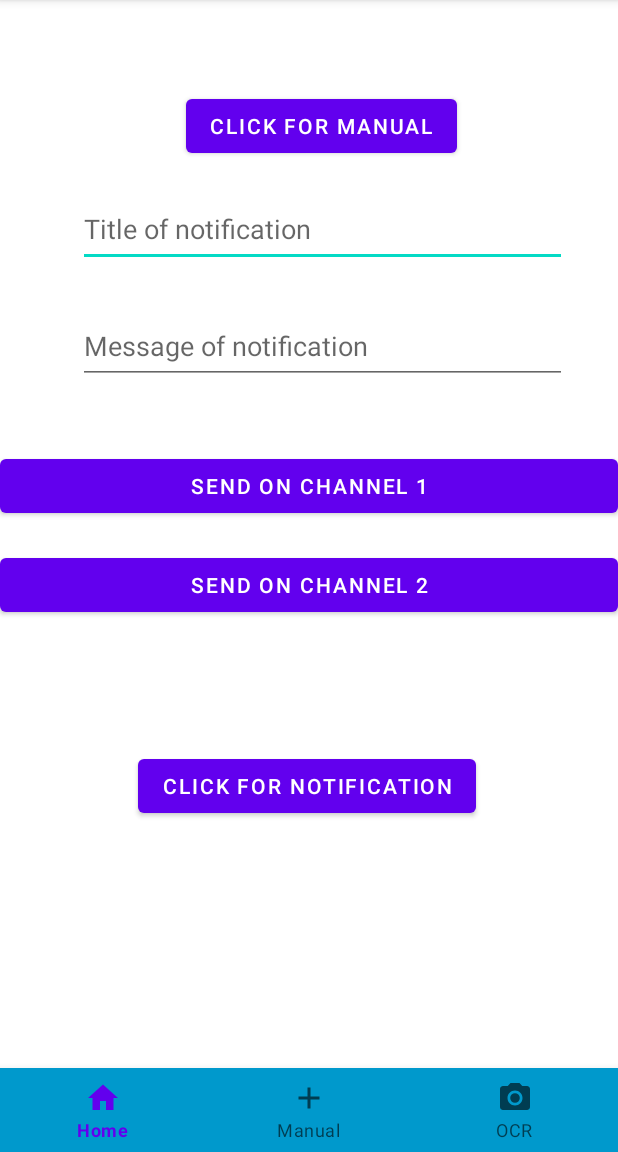
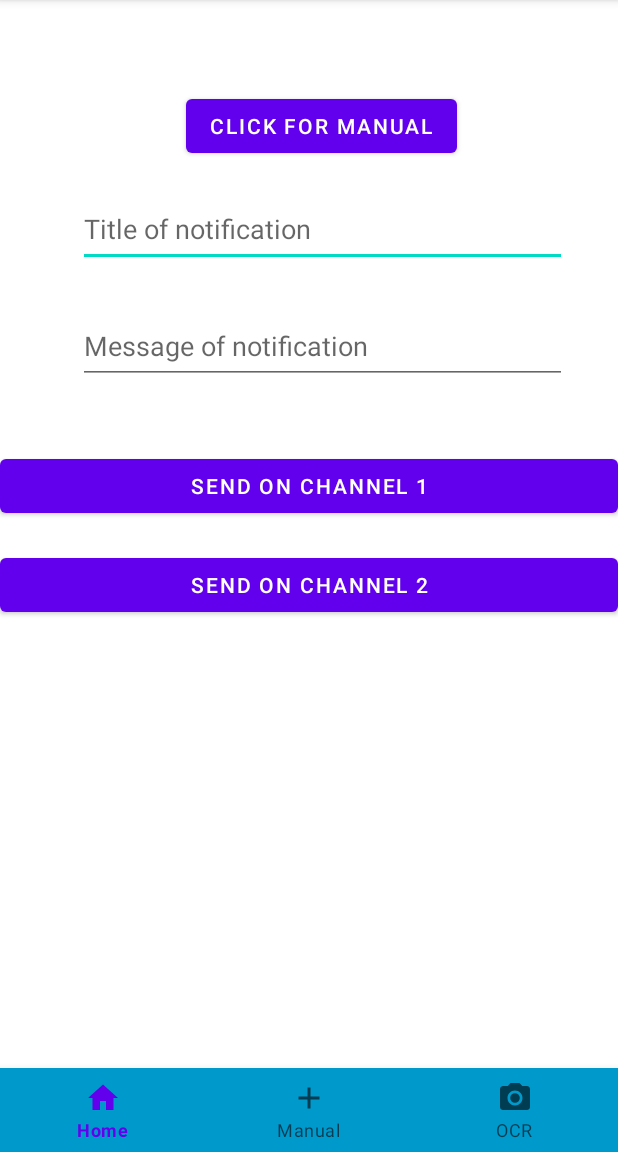
Before and after one commit to ElimiWaste/ElimiWastev1, an Android app: the screen it shows after launch (MainActivity), on a phone screen of 412 x 824 dp, the part 84-1236 px from its top. Run offline under Robolectric (Android 15) with nearby library versions, the phone set to English and light mode, and no system bars; our stand-ins replace Firebase (no records; nobody signed in at launch, a user with empty details on screens opened directly), navigation-ui.

Commit message:
Removed unecessary button

```diff
--- a/app/src/main/res/layout/activity_main.xml
+++ b/app/src/main/res/layout/activity_main.xml
@@ -5,16 +5,6 @@
     android:layout_width="match_parent"
     android:layout_height="match_parent"
     tools:context=".MainActivity">
-
-    <Button
-        android:id="@+id/button"
-        android:layout_width="wrap_content"
-        android:layout_height="wrap_content"
-        android:layout_marginStart="92dp"
-        android:layout_marginTop="500dp"
-        android:text="@string/click_for_notification"
-        app:layout_constraintStart_toStartOf="parent"
-        app:layout_constraintTop_toTopOf="parent" />
 
     <Button
         android:id="@+id/button2"
```
